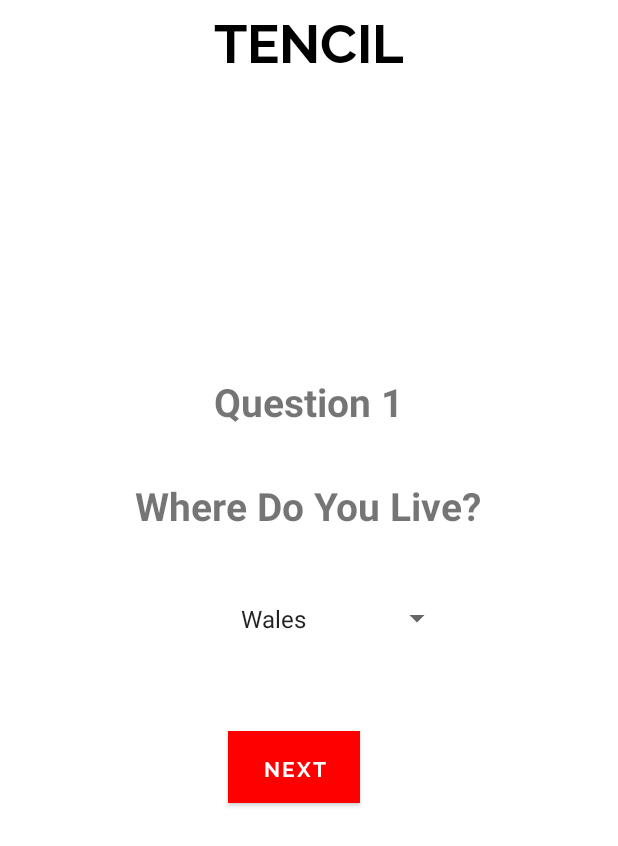
After one commit to KimberKoding/Tencil, an Android app: the questionone screen opened directly, with no data from a screen before it, on a phone screen of 412 x 824 dp. The commit adds this screen. Shown: the top 846 px of the screen. Run offline under Robolectric (Android 15) with nearby library versions, the light colour scheme and no system bars; 1 statement that could not run was skipped.

Commit message:
Added Spinners & First Question template Also added tencil logo as APP logo and made fragenent login first 'Page'

```diff
--- a/app/src/main/java/com/example/tencil/data/LoginRepository.java
+++ b/app/src/main/java/com/example/tencil/data/LoginRepository.java
@@ -10,7 +10,7 @@ public class LoginRepository {
 
     private static volatile LoginRepository instance;
 
-    private LoginDataSource dataSource;
+    private final LoginDataSource dataSource;
 
     // If user credentials will be cached in local storage, it is recommended it be encrypted
     // @see https://developer.android.com/training/articles/keystore
--- a/app/src/main/java/com/example/tencil/data/Result.java
+++ b/app/src/main/java/com/example/tencil/data/Result.java
@@ -22,7 +22,7 @@ public class Result<T> {
 
     // Success sub-class
     public final static class Success<T> extends Result {
-        private T data;
+        private final T data;
 
         public Success(T data) {
             this.data = data;
@@ -35,7 +35,7 @@ public class Result<T> {
 
     // Error sub-class
     public final static class Error extends Result {
-        private Exception error;
+        private final Exception error;
 
         public Error(Exception error) {
             this.error = error;
--- a/app/src/main/java/com/example/tencil/data/model/LoggedInUser.java
+++ b/app/src/main/java/com/example/tencil/data/model/LoggedInUser.java
@@ -5,8 +5,8 @@ package com.example.tencil.data.model;
  */
 public class LoggedInUser {
 
-    private String userId;
-    private String displayName;
+    private final String userId;
+    private final String displayName;
 
     public LoggedInUser(String userId, String displayName) {
         this.userId = userId;
--- /dev/null
+++ b/app/src/main/java/com/example/tencil/questionone.java
@@ -0,0 +1,39 @@
+package com.example.tencil;
+
+import androidx.appcompat.app.AppCompatActivity;
+
+import android.os.Bundle;
+import android.view.View;
+import android.widget.AdapterView;
+import android.widget.ArrayAdapter;
+import android.widget.Spinner;
+import android.widget.Toast;
+
+import static android.R.layout.simple_spinner_item;
+
+public class questionone extends AppCompatActivity {
+    @Override
+    public void onCreate(Bundle savedInstanceState) {
+        super.onCreate ( savedInstanceState );
+        setContentView(R.layout.activity_questionone);
+
+        Spinner spinner = findViewById(R.id.spinner1);
+        ArrayAdapter<CharSequence> adapter;
+        adapter = ArrayAdapter.createFromResource (this, R.array.location, simple_spinner_item );
+        adapter.setDropDownViewResource ( android.R.layout.simple_spinner_dropdown_item  );
+        spinner.setAdapter ( adapter );
+        spinner.setOnItemSelectedListener ( (AdapterView.OnItemSelectedListener) this );
+    }
+
+
+
+    public void onItemSelected(AdapterView<?> parent, View view, int position, long id) {
+        String text = parent.getItemAtPosition (position).toString ();
+        Toast.makeText (parent.getContext (), text, Toast.LENGTH_SHORT).show();
+    }
+
+
+    public void onNothingSelected(AdapterView<?> parent) {
+
+    }
+}
--- /dev/null
+++ b/app/src/main/res/layout/activity_questionone.xml
@@ -0,0 +1,95 @@
+<?xml version="1.0" encoding="utf-8"?>
+<FrameLayout xmlns:android="http://schemas.android.com/apk/res/android"
+    xmlns:app="http://schemas.android.com/apk/res-auto"
+    xmlns:tools="http://schemas.android.com/tools"
+    android:layout_width="match_parent"
+    android:layout_height="match_parent"
+    tools:context=".questionone">
+
+
+    <TextView
+        android:id="@+id/textView3"
+        android:layout_width="match_parent"
+        android:layout_height="wrap_content"
+        android:fontFamily="@font/raleway_bold"
+        android:text="@string/tencil"
+        android:textAlignment="center"
+        android:textColor="#000000"
+        android:textSize="36sp"
+        android:textStyle="bold"
+        android:typeface="normal"
+        app:layout_constraintBottom_toTopOf="@+id/username"
+        app:layout_constraintEnd_toEndOf="parent"
+        app:layout_constraintHorizontal_bias="0.497"
+        app:layout_constraintStart_toStartOf="parent"
+        app:layout_constraintTop_toTopOf="parent"
+        app:layout_constraintVertical_bias="0.124" />
+
+    <androidx.constraintlayout.widget.ConstraintLayout
+        android:layout_width="match_parent"
+        android:layout_height="match_parent">
+
+        <TextView
+            android:id="@+id/textView7"
+            android:layout_width="wrap_content"
+            android:layout_height="wrap_content"
+            android:text="Question 1"
+            android:textAlignment="center"
+            android:textSize="26sp"
+            android:textStyle="bold"
+            app:layout_constraintBottom_toBottomOf="parent"
+            app:layout_constraintEnd_toEndOf="parent"
+            app:layout_constraintHorizontal_bias="0.498"
+            app:layout_constraintStart_toStartOf="parent"
+            app:layout_constraintTop_toTopOf="parent"
+            app:layout_constraintVertical_bias="0.317" />
+
+        <TextView
+            android:id="@+id/textView8"
+            android:layout_width="wrap_content"
+            android:layout_height="wrap_content"
+            android:text="Where Do You Live?"
+            android:textAlignment="center"
+            android:textSize="26sp"
+            android:textStyle="bold"
+            app:layout_constraintBottom_toBottomOf="parent"
+            app:layout_constraintEnd_toEndOf="parent"
+            app:layout_constraintHorizontal_bias="0.498"
+            app:layout_constraintStart_toStartOf="parent"
+            app:layout_constraintTop_toTopOf="parent"
+
+            app:layout_constraintVertical_bias="0.405" />
+
+        <Spinner
+            android:id="@+id/spinner1"
+            android:layout_width="192dp"
+            android:layout_height="47dp"
+            android:entries="@array/location"
+            android:gravity="center|center_horizontal|center_vertical"
+            android:spinnerMode="dropdown"
+            android:textAlignment="center"
+            app:layout_constraintBottom_toBottomOf="parent"
+            app:layout_constraintEnd_toEndOf="parent"
+            app:layout_constraintStart_toStartOf="parent"
+            app:layout_constraintTop_toTopOf="parent" />
+
+        <Button
+            android:id="@+id/button"
+            android:layout_width="wrap_content"
+            android:layout_height="wrap_content"
+            android:background="#03A9F4"
+            android:backgroundTint="#03A9F4"
+            android:fontFamily="@font/raleway_bold"
+            android:text="NEXT"
+            android:textAlignment="center"
+            android:textColor="#FFFFFF"
+            app:cornerRadius="10dp"
+            app:layout_constraintBottom_toBottomOf="parent"
+            app:layout_constraintEnd_toEndOf="parent"
+            app:layout_constraintHorizontal_bias="0.47"
+            app:layout_constraintStart_toStartOf="parent"
+            app:layout_constraintTop_toTopOf="parent"
+            app:layout_constraintVertical_bias="0.628" />
+    </androidx.constraintlayout.widget.ConstraintLayout>
+
+</FrameLayout>
--- /dev/null
+++ b/app/src/main/res/layout/activity_screen_slide.xml
@@ -0,0 +1,6 @@
+<!-- activity_screen_slide.xml -->
+<androidx.viewpager2.widget.ViewPager2
+    xmlns:android="http://schemas.android.com/apk/res/android"
+    android:id="@+id/pager"
+    android:layout_width="match_parent"
+    android:layout_height="match_parent" />
--- a/app/src/main/res/layout/fragment_login.xml
+++ b/app/src/main/res/layout/fragment_login.xml
@@ -71,6 +71,7 @@
         android:text="@string/login"
         android:textColor="@android:color/white" />
 
+
     <ImageView
         android:layout_width="30dp"
         android:layout_height="30dp"
--- /dev/null
+++ b/app/src/main/res/values/ids.xml
@@ -0,0 +1,4 @@
+<?xml version="1.0" encoding="utf-8"?>
+<resources>
+    <item name="viewPager2" type="id" />
+</resources>
--- a/app/src/main/res/values/strings.xml
+++ b/app/src/main/res/values/strings.xml
@@ -15,5 +15,43 @@
     <string name="prompt_email" />
     <string name="prompt_password" />
     <string name="action_sign_in_short" />
-    <string name="action_sign_in" />
+
+    <string-array name="location">
+        <item>Wales</item>
+        <item>England</item>
+        <item>Scotland</item>
+        <item>Northern Ireland</item>
+        <item>Other</item>
+    </string-array>
+
+
+    <string-array name="age">
+    <item>14 – 15</item>
+    <item>15 – 16</item>
+    <item>16 – 17</item>
+    <item>18+</item>
+    </string-array>
+    <string-array name="gender">
+        <item>Male</item>
+        <item>Female</item>
+        <item>Transgender</item>
+        <item>Non-Binary</item>
+        <item>Prefer Not To Say</item>
+
+    </string-array>
+    <string-array name="ethnic">
+        <item>White</item>
+        <item>Gypsy</item>
+        <item>Asian</item>
+        <item>Black</item>
+        <item>Mixed Race</item>
+
+    </string-array>
+
+    <string name="tencil">TENCIL</string>
+    <string name="textview">TextView</string>
+    <!-- TODO: Remove or change this placeholder text -->
+    <string name="hello_blank_fragment">Hello blank fragment</string>
+
+
 </resources>
--- a/build.gradle
+++ b/build.gradle
@@ -6,6 +6,7 @@ buildscript {
     }
     dependencies {
         classpath "com.android.tools.build:gradle:4.1.1"
+
 
         // NOTE: Do not place your application dependencies here; they belong
         // in the individual module build.gradle files
```
Also changed, not shown: app/src/main/AndroidManifest.xml (+4 -3 lines), app/src/main/java/SlidePagerAdapter.java (added, +24 -0 lines), app/src/main/java/com/example/tencil/LoginFragment.java (+1 -7 lines), app/src/main/java/com/example/tencil/MainActivity.java (+11 -37 lines), app/src/main/java/com/example/tencil/SlidePagerAdapter.java (added, +12 -0 lines), app/src/main/java/com/example/tencil/dashboard.java (added, +14 -0 lines), app/src/main/res/layout/activity_dashboard.xml (added, +30 -0 lines), app/src/main/res/layout/activity_login.xml (deleted, +0 -144 lines), app/src/main/res/mipmap-xxxhdpi/tencil.png (renamed from app/src/main/res/drawable/tencil.png).
